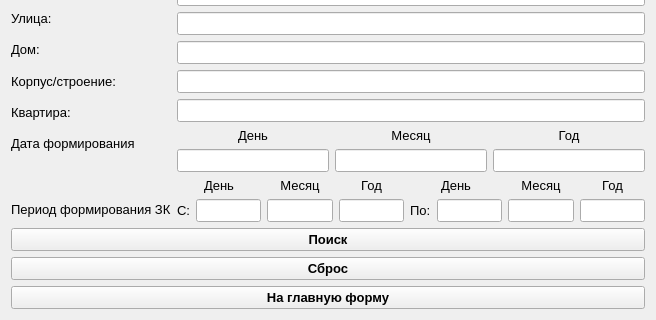
Above: search.ui from Yavlados/VKR before the change; both pictures show x 0 to 656 and y 289 to 609 of the 656 by 609 pixel window. Below: the same form after it.
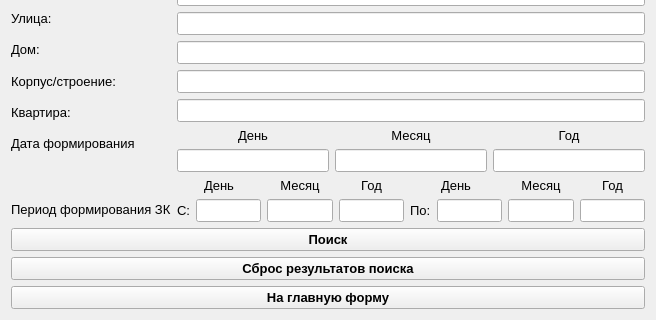
That is the form after the change.

Patch:
```diff
--- a/search.ui
+++ b/search.ui
@@ -545,7 +545,7 @@
       </font>
      </property>
      <property name="text">
-      <string>Сброс</string>
+      <string>Сброс результатов поиска</string>
      </property>
     </widget>
    </item>
```
